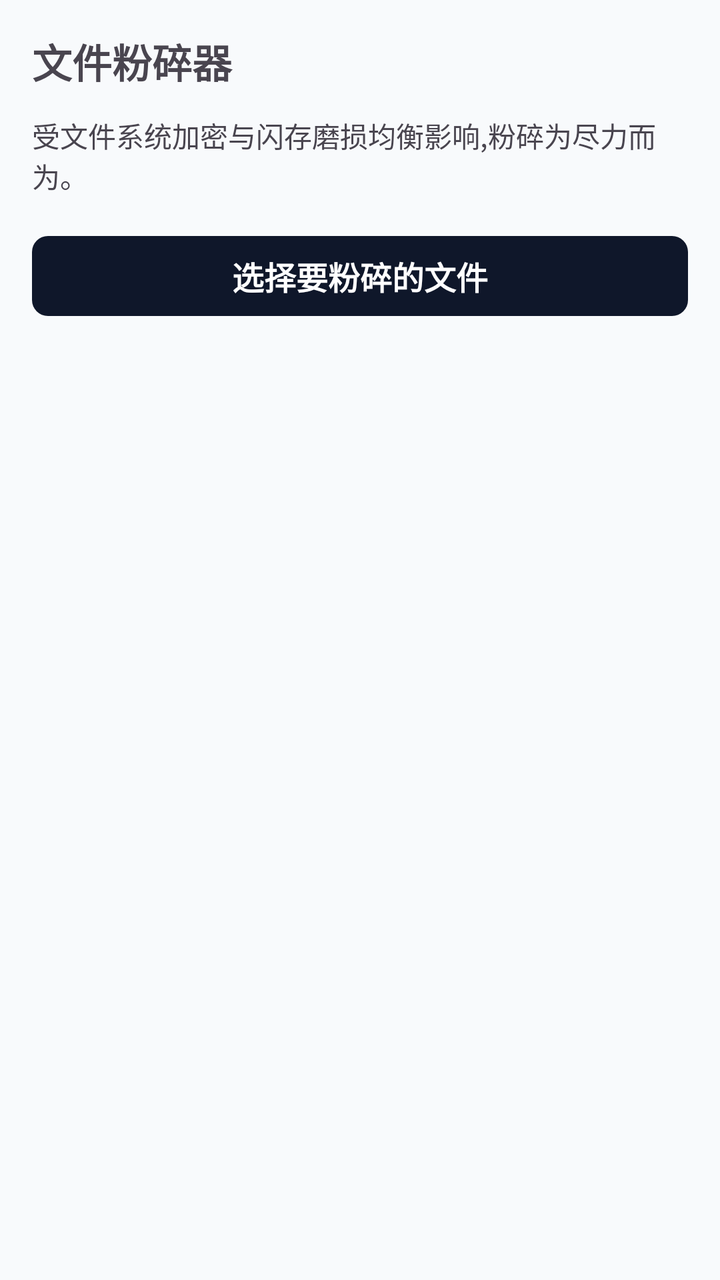
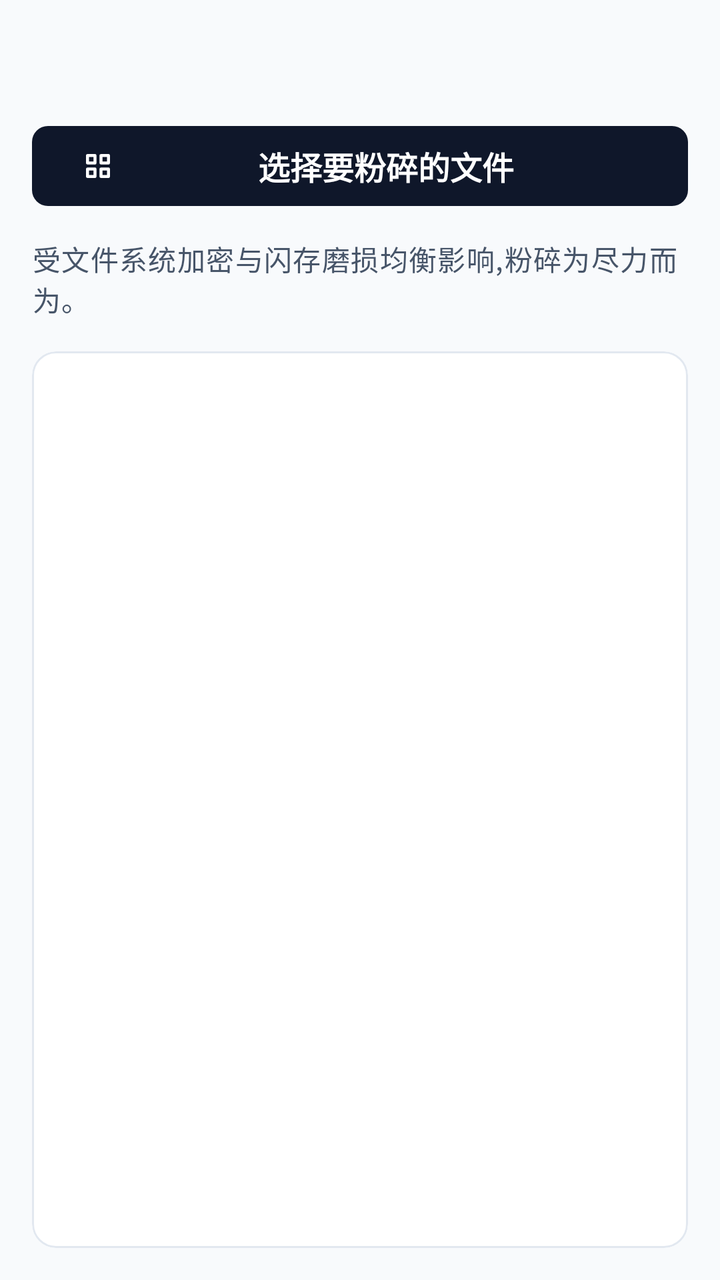

Compare the two renders of this Android layout. The source of the first and the diff that turns it into the second are given below.
<!-- AndroidManifest.xml: application theme Theme.SecureDroid -->
<!-- res/layout/activity_shred.xml -->
<?xml version="1.0" encoding="utf-8"?>
<LinearLayout xmlns:android="http://schemas.android.com/apk/res/android"
    android:layout_width="match_parent"
    android:layout_height="match_parent"
    android:orientation="vertical"
    android:padding="16dp">

    <TextView
        android:id="@+id/tvTitle"
        android:layout_width="match_parent"
        android:layout_height="wrap_content"
        android:paddingBottom="12dp"
        android:textSize="20sp"
        android:textStyle="bold"
        android:text="@string/tool_shred" />

    <TextView
        android:layout_width="match_parent"
        android:layout_height="wrap_content"
        android:text="@string/shred_note" />

    <com.google.android.material.button.MaterialButton
        android:id="@+id/btnPick"
        android:layout_width="match_parent"
        android:layout_height="wrap_content"
        android:layout_marginTop="16dp"
        android:text="@string/shred_pick" />
</LinearLayout>
<!-- resources referenced by this layout -->
<resources>
  <string name="shred_note">受文件系统加密与闪存磨损均衡影响,粉碎为尽力而为。</string>
  <string name="shred_pick">选择要粉碎的文件</string>
  <string name="tool_shred">文件粉碎器</string>
  <color name="c_primary">#0F172A</color>
  <color name="c_on_primary">#FFFFFF</color>
  <color name="c_accent">#0369A1</color>
  <color name="c_on_accent">#FFFFFF</color>
  <color name="c_background">#F8FAFC</color>
  <color name="c_card">#FFFFFF</color>
  <color name="c_foreground">#020617</color>
  <color name="c_muted">#E8ECF1</color>
  <color name="c_muted_foreground">#475569</color>
  <color name="c_border">#E2E8F0</color>
  <color name="c_destructive">#DC2626</color>
  <color name="c_on_destructive">#FFFFFF</color>
  <!-- drawable bg_fluid (drawable) -->
  <?xml version="1.0" encoding="utf-8"?>
  <shape xmlns:android="http://schemas.android.com/apk/res/android" android:shape="rectangle">
      <solid android:color="@color/c_background" />
  </shape>
  <style name="TextAppearance.SecureDroid.Title" parent="TextAppearance.Material3.HeadlineMedium">
          <item name="android:textSize">26sp</item>
          <item name="android:textStyle">bold</item>
          <item name="android:letterSpacing">-0.01</item>
      </style>
  <style name="TextAppearance.SecureDroid.Headline" parent="TextAppearance.Material3.TitleMedium">
          <item name="android:textSize">20sp</item>
          <item name="android:textStyle">bold</item>
      </style>
  <style name="TextAppearance.SecureDroid.Section" parent="TextAppearance.Material3.LabelSmall">
          <item name="android:textSize">12sp</item>
          <item name="android:textStyle">bold</item>
          <item name="android:letterSpacing">0.08</item>
          <item name="android:textAllCaps">true</item>
      </style>
  <style name="TextAppearance.SecureDroid.Body" parent="TextAppearance.Material3.BodyMedium">
          <item name="android:textSize">16sp</item>
          <item name="android:lineSpacingExtra">8dp</item>
      </style>
  <style name="TextAppearance.SecureDroid.Label" parent="TextAppearance.Material3.BodySmall">
          <item name="android:textSize">14sp</item>
          <item name="android:lineSpacingExtra">4dp</item>
      </style>
  <style name="ShapeAppearance.SecureDroid.Card" parent="">
          <item name="cornerFamily">rounded</item>
          <item name="cornerSize">@dimen/sd_radius_card</item>
      </style>
  <style name="ShapeAppearance.SecureDroid.Inner" parent="">
          <item name="cornerFamily">rounded</item>
          <item name="cornerSize">@dimen/sd_radius_inner</item>
      </style>
  <dimen name="sd_radius_card">12dp</dimen>
  <dimen name="sd_hairline_width">1dp</dimen>
  <dimen name="sd_btn_height">48dp</dimen>
  <dimen name="sd_radius_inner">8dp</dimen>
  <dimen name="sd_space_2">8dp</dimen>
  <!-- unchanged entries left out for length: 3 -->
</resources>

<!-- the commit's change to res/layout/activity_shred.xml (unified diff, before → after) -->
@@ -1,28 +1,50 @@
 <?xml version="1.0" encoding="utf-8"?>
-<LinearLayout xmlns:android="http://schemas.android.com/apk/res/android"
-    android:layout_width="match_parent"
-    android:layout_height="match_parent"
-    android:orientation="vertical"
-    android:padding="16dp">
-
-    <TextView
-        android:id="@+id/tvTitle"
+<LinearLayout
+        xmlns:android="http://schemas.android.com/apk/res/android"
+        xmlns:app="http://schemas.android.com/apk/res-auto"
         android:layout_width="match_parent"
-        android:layout_height="wrap_content"
-        android:paddingBottom="12dp"
-        android:textSize="20sp"
-        android:textStyle="bold"
-        android:text="@string/tool_shred" />
-
-    <TextView
-        android:layout_width="match_parent"
-        android:layout_height="wrap_content"
-        android:text="@string/shred_note" />
-
-    <com.google.android.material.button.MaterialButton
-        android:id="@+id/btnPick"
-        android:layout_width="match_parent"
-        android:layout_height="wrap_content"
-        android:layout_marginTop="16dp"
-        android:text="@string/shred_pick" />
-</LinearLayout>
+        android:layout_height="match_parent"
+        android:orientation="vertical">
+    <LinearLayout
+            android:layout_width="match_parent"
+            android:layout_height="match_parent"
+            android:orientation="vertical"
+            android:paddingHorizontal="@dimen/sd_gutter">
+        <TextView
+                android:id="@+id/tvTitle"
+                android:layout_width="match_parent"
+                android:layout_height="wrap_content"
+                android:paddingTop="@dimen/sd_space_4"
+                android:paddingBottom="@dimen/sd_space_2"
+                android:textAppearance="@style/TextAppearance.SecureDroid.Title"
+                android:textColor="@color/c_foreground" />
+        <com.google.android.material.button.MaterialButton
+                android:id="@+id/btnPick"
+                style="@style/Widget.SecureDroid.Button"
+                android:layout_width="match_parent"
+                android:layout_height="@dimen/sd_btn_height"
+                android:text="@string/shred_pick"
+                app:icon="@drawable/ic_grid" />
+        <TextView
+                android:layout_width="match_parent"
+                android:layout_height="wrap_content"
+                android:layout_marginTop="@dimen/sd_space_3"
+                android:text="@string/shred_note"
+                android:textAppearance="@style/TextAppearance.SecureDroid.Label"
+                android:textColor="@color/c_muted_foreground" />
+        <com.google.android.material.card.MaterialCardView
+                style="@style/Widget.SecureDroid.Card"
+                android:layout_width="match_parent"
+                android:layout_height="0dp"
+                android:layout_marginTop="@dimen/sd_space_4"
+                android:layout_marginBottom="@dimen/sd_space_4"
+                android:layout_weight="1">
+            <androidx.recyclerview.widget.RecyclerView
+                    android:id="@+id/rvList"
+                    android:layout_width="match_parent"
+                    android:layout_height="match_parent"
+                    android:clipToPadding="false"
+                    android:layoutAnimation="@anim/sd_list_layout" />
+            </com.google.android.material.card.MaterialCardView>
+        </LinearLayout>
+    </LinearLayout>
<!-- resource entries referenced after the edit -->
@@ -2,7 +2,6 @@
 <resources>
   <string name="shred_note">受文件系统加密与闪存磨损均衡影响,粉碎为尽力而为。</string>
   <string name="shred_pick">选择要粉碎的文件</string>
-  <string name="tool_shred">文件粉碎器</string>
   <color name="c_primary">#0F172A</color>
   <color name="c_on_primary">#FFFFFF</color>
   <color name="c_accent">#0369A1</color>
@@ -54,8 +53,31 @@
   <dimen name="sd_radius_card">12dp</dimen>
   <dimen name="sd_hairline_width">1dp</dimen>
   <dimen name="sd_btn_height">48dp</dimen>
+  <dimen name="sd_gutter">16dp</dimen>
   <dimen name="sd_radius_inner">8dp</dimen>
   <dimen name="sd_space_2">8dp</dimen>
+  <dimen name="sd_space_3">12dp</dimen>
+  <dimen name="sd_space_4">16dp</dimen>
+  <!-- drawable ic_grid (drawable) -->
+  <?xml version="1.0" encoding="utf-8"?>
+  <vector xmlns:android="http://schemas.android.com/apk/res/android"
+      android:width="24dp"
+      android:height="24dp"
+      android:viewportWidth="24"
+      android:viewportHeight="24">
+      <path
+          android:strokeColor="#FF000000" android:strokeWidth="2" android:strokeLineCap="round" android:strokeLineJoin="round" android:fillColor="@android:color/transparent"
+          android:pathData="M5,5 h5 v5 h-5 z" />
+      <path
+          android:strokeColor="#FF000000" android:strokeWidth="2" android:strokeLineCap="round" android:strokeLineJoin="round" android:fillColor="@android:color/transparent"
+          android:pathData="M14,5 h5 v5 h-5 z" />
+      <path
+          android:strokeColor="#FF000000" android:strokeWidth="2" android:strokeLineCap="round" android:strokeLineJoin="round" android:fillColor="@android:color/transparent"
+          android:pathData="M5,14 h5 v5 h-5 z" />
+      <path
+          android:strokeColor="#FF000000" android:strokeWidth="2" android:strokeLineCap="round" android:strokeLineJoin="round" android:fillColor="@android:color/transparent"
+          android:pathData="M14,14 h5 v5 h-5 z" />
+  </vector>
   <!-- unchanged entries left out for length: 3 -->
 </resources>
 
